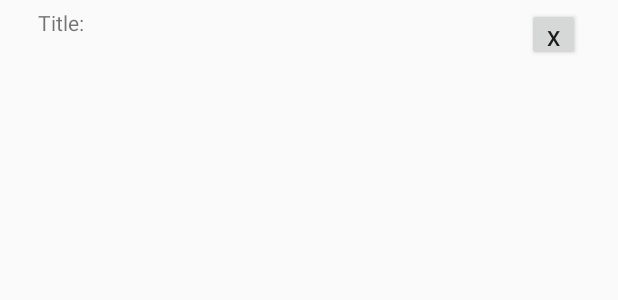
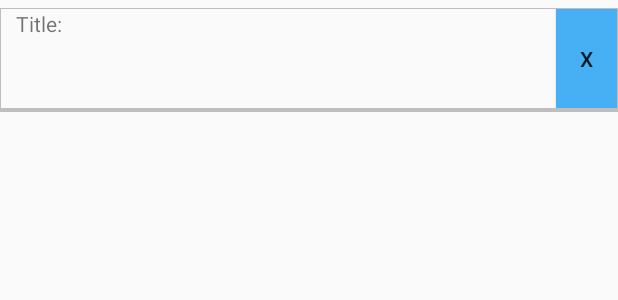
Before and after one commit to jd90/AndroidApp, an Android app: the layout new_goal_list_item.xml on its own in the app's theme, with its tools: preview values and no code run, on a phone screen of 412 x 824 dp. Shown: the top 300 px of the screen. Run offline under Robolectric (Android 15) with nearby library versions, the phone set to English and light mode, and no system bars.

Commit message:
23042016 push

```diff
--- a/ParseStarterProject/src/main/java/com/parse/starter/ActFutureGoals.java
+++ b/ParseStarterProject/src/main/java/com/parse/starter/ActFutureGoals.java
@@ -55,7 +55,7 @@ public class ActFutureGoals extends ListActivity implements View.OnClickListener
 
         CustAdapterNewGoals adapter = new CustAdapterNewGoals(this, fgoalStore, profileName);
         setListAdapter(adapter);
-
+        getListView().setDivider(null);
         newGoal.setOnClickListener(adapter);
 
         if(firstweek){
--- a/ParseStarterProject/src/main/java/com/parse/starter/ActProfiles.java
+++ b/ParseStarterProject/src/main/java/com/parse/starter/ActProfiles.java
@@ -180,6 +180,7 @@ public class ActProfiles extends ListActivity implements View.OnClickListener, T
         profileDatastore.profiles=databaseHelper.getAllProfiles();
         adapter = new CustAdapterProfiles(this, profileDatastore.profiles);
         setListAdapter(adapter);
+        checkSignedInStatus();
         super.onResume();//this is my saviour - this resets the listview properly on resuming
     }
 
--- a/ParseStarterProject/src/main/java/com/parse/starter/CustAdapterGoals.java
+++ b/ParseStarterProject/src/main/java/com/parse/starter/CustAdapterGoals.java
@@ -159,6 +159,7 @@ public class CustAdapterGoals extends ArrayAdapter<ClassGoal> implements View.On
                         AlertDialog.Builder confirm = new AlertDialog.Builder(getContext());
                         confirm.setTitle("Through the Week");
                         confirm.setView(numberPicker);
+                        confirm.setIcon(R.drawable.goal_shark_logo1);
                         confirm.setPositiveButton(android.R.string.yes, new DialogInterface.OnClickListener() {
                             public void onClick(DialogInterface dialog, int which) {
                                 int num = numberPicker.getValue();//before-numberPicker.getValue();
--- a/ParseStarterProject/src/main/java/com/parse/starter/CustAdapterNewGoals.java
+++ b/ParseStarterProject/src/main/java/com/parse/starter/CustAdapterNewGoals.java
@@ -13,6 +13,7 @@ import android.view.View;
 import android.view.ViewGroup;
 import android.widget.ArrayAdapter;
 import android.widget.Button;
+import android.widget.LinearLayout;
 import android.widget.RelativeLayout;
 import android.widget.TextView;
 import android.widget.Toast;
@@ -48,7 +49,7 @@ public class CustAdapterNewGoals extends ArrayAdapter<ClassGoal> implements View
         View row_view = inflater.inflate(R.layout.new_goal_list_item, parent, false);
 
 
-        RelativeLayout parentLayout = (RelativeLayout) row_view.findViewById(R.id.containerLayout);
+        LinearLayout parentLayout = (LinearLayout) row_view.findViewById(R.id.containerLayout);
         parentLayout.setTag(position);
 
         Button delete = (Button) row_view.findViewById(R.id.close);
--- a/ParseStarterProject/src/main/res/layout/future_item_layout.xml
+++ b/ParseStarterProject/src/main/res/layout/future_item_layout.xml
@@ -32,7 +32,9 @@
         android:layout_height="match_parent"
         android:layout_below="@+id/toolbar"
         android:id="@android:id/list"
-        android:layout_above="@+id/bottomButtons">
+        android:layout_above="@+id/bottomButtons"
+        android:layout_marginLeft="10dp"
+        android:layout_marginRight="10dp">
     </ListView>
 
     <LinearLayout
--- a/ParseStarterProject/src/main/res/layout/new_goal_list_item.xml
+++ b/ParseStarterProject/src/main/res/layout/new_goal_list_item.xml
@@ -1,17 +1,38 @@
 <?xml version="1.0" encoding="utf-8"?>
-<RelativeLayout xmlns:android="http://schemas.android.com/apk/res/android"
+
+
+<LinearLayout xmlns:android="http://schemas.android.com/apk/res/android"
     android:layout_width="match_parent"
     android:layout_height="wrap_content"
-    android:paddingLeft="25dip"
-    android:paddingRight="25dip"
-    android:paddingTop="5dip"
-    android:paddingBottom="5dip"
     android:visibility="visible"
     android:id="@+id/containerLayout"
     android:focusable="false"
     android:clickable="false"
     android:longClickable="true"
-    >
+    android:orientation="horizontal"
+    android:weightSum="10">
+
+    <LinearLayout
+        android:layout_width="match_parent"
+        android:layout_height="wrap_content"
+        android:layout_marginTop="5dp"
+        android:background="#ffbebebe">
+<LinearLayout
+    android:layout_width="match_parent"
+    android:layout_height="wrap_content"
+    android:orientation="horizontal"
+    android:background="#fffafafa"
+    android:layout_marginBottom="2.5dp"
+    android:layout_marginLeft="0.5dp"
+    android:layout_marginTop="0.5dp"
+    android:layout_marginRight="0.5dp">
+    <LinearLayout
+        android:layout_width="match_parent"
+        android:layout_height="wrap_content"
+        android:orientation="vertical"
+        android:layout_weight="1"
+        android:paddingLeft="10dp">
+
 
     <TextView
         android:layout_width="wrap_content"
@@ -26,23 +47,31 @@
         android:textSize="@dimen/abc_text_size_title_material"
         android:textColor="#b8000000"
         android:layout_below="@+id/textView"/>
-    <Button
-        android:layout_width="35dp"
-        android:layout_height="35dp"
-        android:text="x"
-        android:id="@+id/close"
-        android:layout_alignParentRight="true"
-        android:layout_alignParentEnd="true" />
+
 
     <LinearLayout
         android:layout_width="match_parent"
         android:layout_height="wrap_content"
         android:orientation="horizontal"
-        android:layout_below="@id/titleInput">
+        android:layout_below="@id/titleInput"
+        android:layout_marginRight="50dp">
         <TextView
             android:layout_width="wrap_content"
             android:layout_height="wrap_content"
             android:id="@+id/freq"
             />
     </LinearLayout>
-</RelativeLayout>
+    </LinearLayout>
+
+    <Button
+        android:layout_width="match_parent"
+        android:layout_height="match_parent"
+        android:text="x"
+        android:id="@+id/close"
+        android:layout_alignParentRight="true"
+        android:background="@drawable/bottom_button"
+        android:layout_alignParentEnd="true"
+        android:layout_weight="9" />
+</LinearLayout>
+    </LinearLayout>
+</LinearLayout>
--- a/ParseStarterProject/src/main/res/layout/profiles_page_attempt2.xml
+++ b/ParseStarterProject/src/main/res/layout/profiles_page_attempt2.xml
@@ -11,7 +11,6 @@
         android:layout_width="match_parent"
         android:layout_height="209dp"
         android:orientation="vertical"
-        android:paddingBottom="30dp"
         android:gravity="center"
         android:background="#ff47aff3"
         android:layout_marginBottom="10dp"
@@ -34,13 +33,14 @@
             android:paddingStart="10dp"
             android:src="@drawable/shark_logo"
             android:textColor="#ff000000"
-            />
+            android:paddingBottom="30dp" />
+
         <TextView
             android:layout_width="match_parent"
             android:layout_height="wrap_content"
             android:gravity="center"
             android:text="'If it stops achieving, it dies'"
-            android:textSize="30dp"
+            android:textSize="10dp"
             android:textColor="#ff000000"/>
     </LinearLayout>
 
```
Also changed, not shown: ParseStarterProject/src/main/res/layout/goal_list_item.xml (+5 -3 lines), 10 other files.
